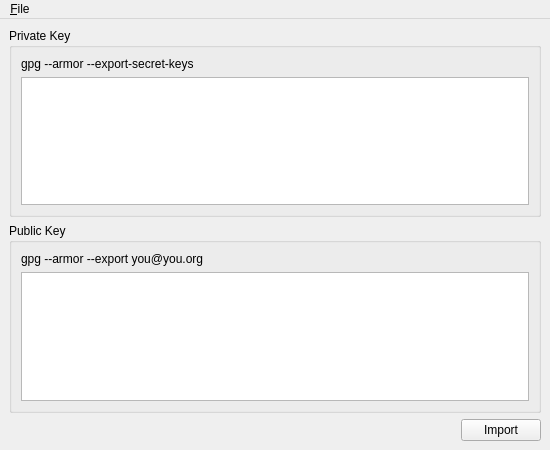
The window that branches/trunk/UI/spot-on-rosetta-pgp-import.ui (textbrowser/spot-on) describes before a commit, drawn with Qt 5.
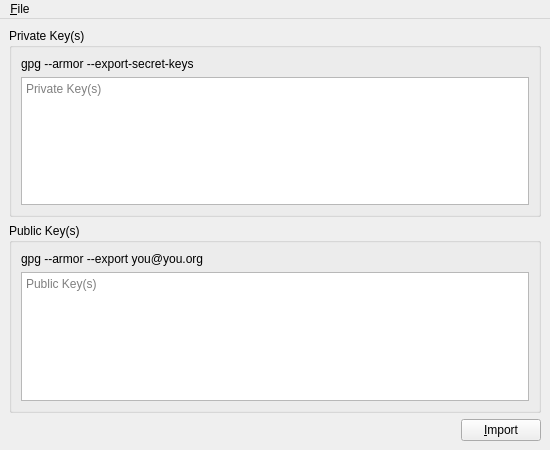
The same window after the commit. Icons and pictures are not drawn.

Commit message: Soft hints.

What changed in the file:
```diff
--- a/branches/trunk/UI/spot-on-rosetta-pgp-import.ui
+++ b/branches/trunk/UI/spot-on-rosetta-pgp-import.ui
@@ -19,7 +19,7 @@
     <item>
      <widget class="QGroupBox" name="groupBox">
       <property name="title">
-       <string>Private Key</string>
+       <string>Private Key(s)</string>
       </property>
       <layout class="QVBoxLayout" name="verticalLayout_2">
        <item>
@@ -31,6 +31,9 @@
        </item>
        <item>
         <widget class="QTextBrowser" name="privateKey">
+         <property name="placeholderText">
+          <string>Private Key(s)</string>
+         </property>
          <property name="openLinks">
           <bool>false</bool>
          </property>
@@ -42,7 +45,7 @@
     <item>
      <widget class="QGroupBox" name="groupBox_2">
       <property name="title">
-       <string>Public Key</string>
+       <string>Public Key(s)</string>
       </property>
       <layout class="QVBoxLayout" name="verticalLayout_3">
        <item>
@@ -54,6 +57,9 @@
        </item>
        <item>
         <widget class="QTextBrowser" name="publicKey">
+         <property name="placeholderText">
+          <string>Public Key(s)</string>
+         </property>
          <property name="openLinks">
           <bool>false</bool>
          </property>
@@ -80,7 +86,7 @@
       <item>
        <widget class="QPushButton" name="pushButton">
         <property name="text">
-         <string>Import</string>
+         <string>&amp;Import</string>
         </property>
        </widget>
       </item>
```
